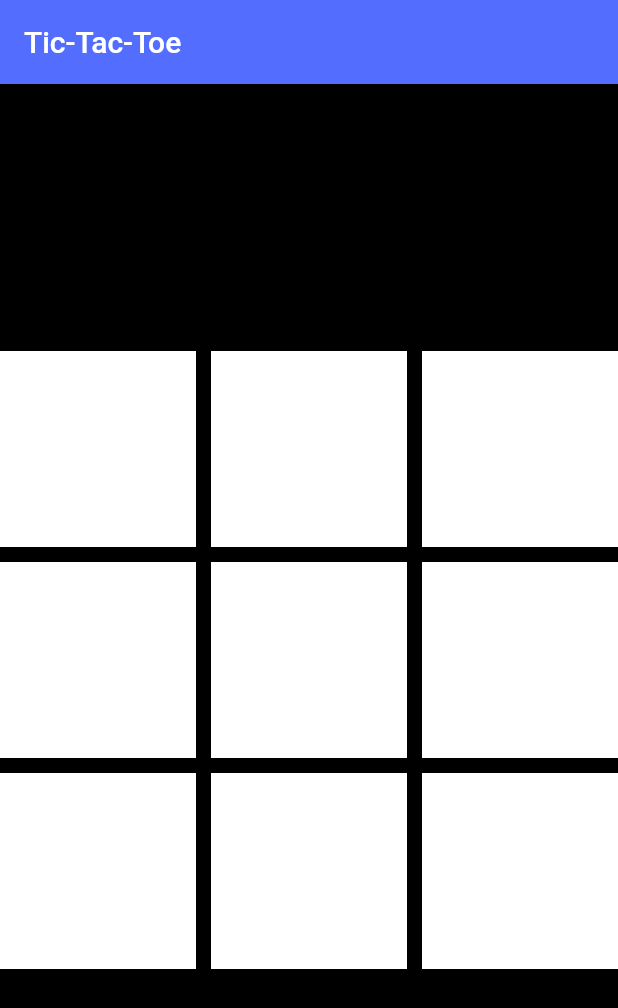
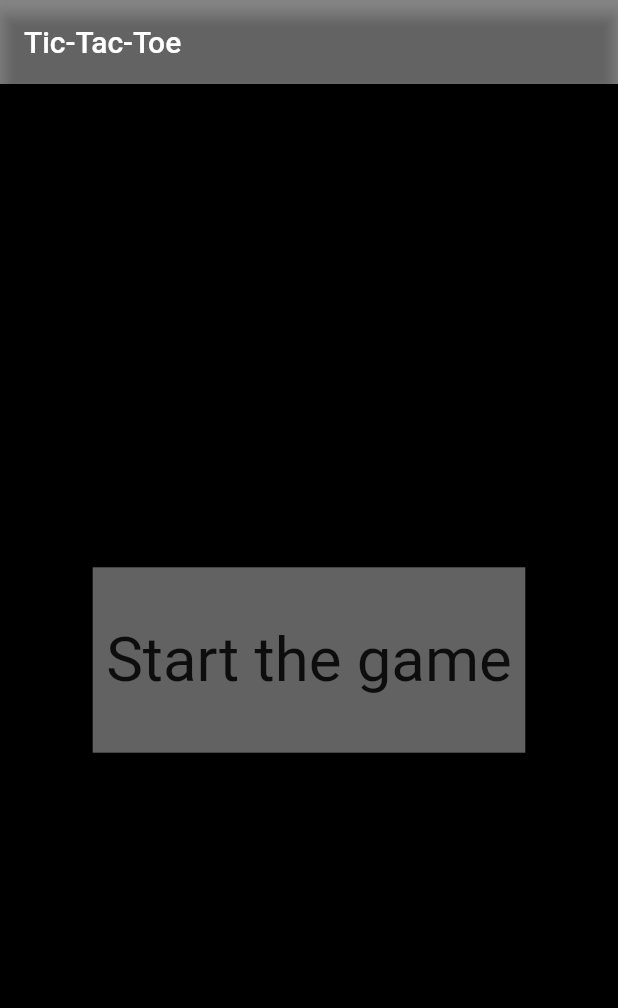
Before and after one commit to abhiramlenkalapally/Tic-Tac-Toe, a Flutter app: the screen it shows after launch, on a phone screen of 412 x 824 dp. Shown: the top 1008 px of the screen. Run offline on Flutter 3.47's test engine with Material 2 defaults, Android fonts, the phone set to English and light mode, and no system bars.

Commit message:
logical part done

```diff
--- a/lib/main.dart
+++ b/lib/main.dart
@@ -1,16 +1,9 @@
 import 'package:flutter/material.dart';
+import 'package:tictactoe/game.dart';
 
 void main() {
   runApp(MyApp());
 }
-
-List<String> _values = ["", "", "", "", "", "", "", "", ""];
-List<int> _checklist = [10, 11, 11, 11, 11, 11, 11, 11, 11];
-int _checkIndex = 0;
-// ignore: unused_element
-bool _check = true;
-
-bool checkIfClicked(int _check) {}
 
 class MyApp extends StatelessWidget {
   @override
@@ -28,56 +21,33 @@ class HomePage extends StatefulWidget {
 }
 
 class _HomePageState extends State<HomePage> {
-  bool _tap = true;
-
   @override
   Widget build(BuildContext context) {
+    double height = MediaQuery.of(context).size.height;
+    double width = MediaQuery.of(context).size.width;
+
     return Scaffold(
       appBar: AppBar(
-        backgroundColor: Colors.indigoAccent,
         title: Text("Tic-Tac-Toe"),
+        backgroundColor: Colors.black45,
       ),
       body: Container(
         color: Colors.black,
         child: Center(
-          child: GridView.builder(
-            shrinkWrap: true,
-            itemCount: 9,
-            gridDelegate: SliverGridDelegateWithFixedCrossAxisCount(
-              childAspectRatio: 1,
-              crossAxisCount: 3,
-              crossAxisSpacing: 10,
-              mainAxisSpacing: 10,
+          child: GestureDetector(
+            onTap: () => Navigator.push(
+                context, MaterialPageRoute(builder: (context) => Game())),
+            child: Container(
+              height: height * 0.15,
+              width: width * 0.7,
+              color: Colors.white38,
+              child: Center(
+                child: Text(
+                  "Start the game",
+                  style: TextStyle(fontSize: height * 0.05),
+                ),
+              ),
             ),
-            itemBuilder: (context, index) {
-              return GestureDetector(
-                onTap: () {
-                  setState(() {
-                    print(index);
-                    _check = checkIfClicked(index);
-                    if (_check) {
-                      if (_tap) {
-                        _values[index] = "X";
-                        _tap = false;
-                      } else {
-                        _values[index] = "O";
-                        _tap = true;
-                      }
-                    }
-
-                    _checkIndex++;
-                    //print(_checkIndex);
-                  });
-                },
-                child: Container(
-                  color: Colors.white,
-                  child: Text(
-                    _values[index],
-                    style: TextStyle(fontSize: 130),
-                  ),
-                ),
-              );
-            },
           ),
         ),
       ),
```
Also changed, not shown: lib/game.dart (added, +163 -0 lines).
